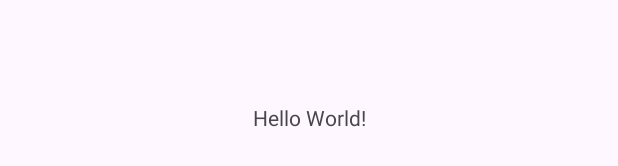
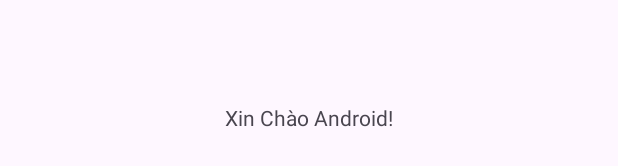
Before and after one commit to phuc091003/63135101-AndroidProgramming, an Android app: the layout activity_main.xml on its own in the app's theme, with its tools: preview values and no code run, on a phone screen of 412 x 824 dp. Shown: the part 501-667 px from the top of the screen. Run offline under Robolectric (Android 15) with nearby library versions, the phone set to English and light mode, and no system bars.

Commit message:
Update activity_main.xml

```diff
--- a/HelloWorld/app/src/main/res/layout/activity_main.xml
+++ b/HelloWorld/app/src/main/res/layout/activity_main.xml
@@ -10,7 +10,7 @@
     <TextView
         android:layout_width="wrap_content"
         android:layout_height="wrap_content"
-        android:text="Hello World!"
+        android:text="Xin Chào Android!"
         app:layout_constraintBottom_toBottomOf="parent"
         app:layout_constraintEnd_toEndOf="parent"
         app:layout_constraintStart_toStartOf="parent"
```
